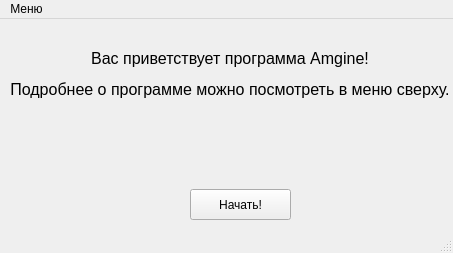
Qt form start_window.ui (RoketFlame/amgine) before a commit.
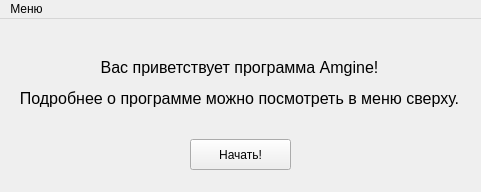
The same form after that commit.

Commit message: add help and about windows, simple fix

The edit to the form file:
```diff
--- a/start_window.ui
+++ b/start_window.ui
@@ -6,41 +6,19 @@
    <rect>
     <x>0</x>
     <y>0</y>
-    <width>453</width>
-    <height>253</height>
+    <width>481</width>
+    <height>192</height>
    </rect>
   </property>
   <property name="windowTitle">
    <string>MainWindow</string>
   </property>
   <widget class="QWidget" name="centralwidget">
-   <widget class="QWidget" name="verticalLayoutWidget">
-    <property name="geometry">
-     <rect>
-      <x>10</x>
-      <y>30</y>
-      <width>461</width>
-      <height>111</height>
-     </rect>
-    </property>
-    <layout class="QVBoxLayout" name="verticalLayout">
-     <property name="sizeConstraint">
-      <enum>QLayout::SetFixedSize</enum>
-     </property>
-     <item>
-      <widget class="QLabel" name="label">
-       <property name="text">
-        <string>&lt;html&gt;&lt;head/&gt;&lt;body&gt;&lt;p align=&quot;center&quot;&gt;&lt;span style=&quot; font-size:12pt;&quot;&gt;Вас приветствует программа Amgine!&lt;/span&gt;&lt;/p&gt;&lt;p align=&quot;center&quot;&gt;&lt;span style=&quot; font-size:12pt;&quot;&gt;Подробнее о программе можно посмотреть в меню сверху.&lt;/span&gt;&lt;/p&gt;&lt;/body&gt;&lt;/html&gt;</string>
-       </property>
-      </widget>
-     </item>
-    </layout>
-   </widget>
    <widget class="QPushButton" name="start_login_btn">
     <property name="geometry">
      <rect>
       <x>190</x>
-      <y>170</y>
+      <y>120</y>
       <width>101</width>
       <height>31</height>
      </rect>
@@ -49,13 +27,26 @@
      <string>Начать!</string>
     </property>
    </widget>
+   <widget class="QLabel" name="label">
+    <property name="geometry">
+     <rect>
+      <x>10</x>
+      <y>10</y>
+      <width>459</width>
+      <height>109</height>
+     </rect>
+    </property>
+    <property name="text">
+     <string>&lt;html&gt;&lt;head/&gt;&lt;body&gt;&lt;p align=&quot;center&quot;&gt;&lt;span style=&quot; font-size:12pt;&quot;&gt;Вас приветствует программа Amgine!&lt;/span&gt;&lt;/p&gt;&lt;p align=&quot;center&quot;&gt;&lt;span style=&quot; font-size:12pt;&quot;&gt;Подробнее о программе можно посмотреть в меню сверху.&lt;/span&gt;&lt;/p&gt;&lt;/body&gt;&lt;/html&gt;</string>
+    </property>
+   </widget>
   </widget>
   <widget class="QMenuBar" name="menubar">
    <property name="geometry">
     <rect>
      <x>0</x>
      <y>0</y>
-     <width>453</width>
+     <width>481</width>
      <height>21</height>
     </rect>
    </property>
@@ -69,7 +60,6 @@
    </widget>
    <addaction name="menu"/>
   </widget>
-  <widget class="QStatusBar" name="statusbar"/>
   <action name="info">
    <property name="text">
     <string>Инфо</string>
```
Left out of the diff: 6 changed lines with no effect on the pictures. The commit also changes 5 other files.
